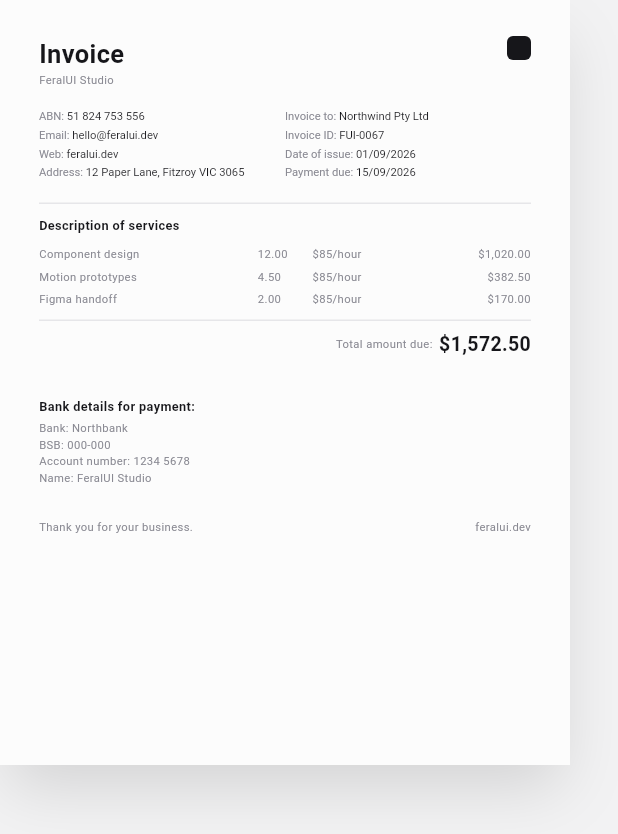
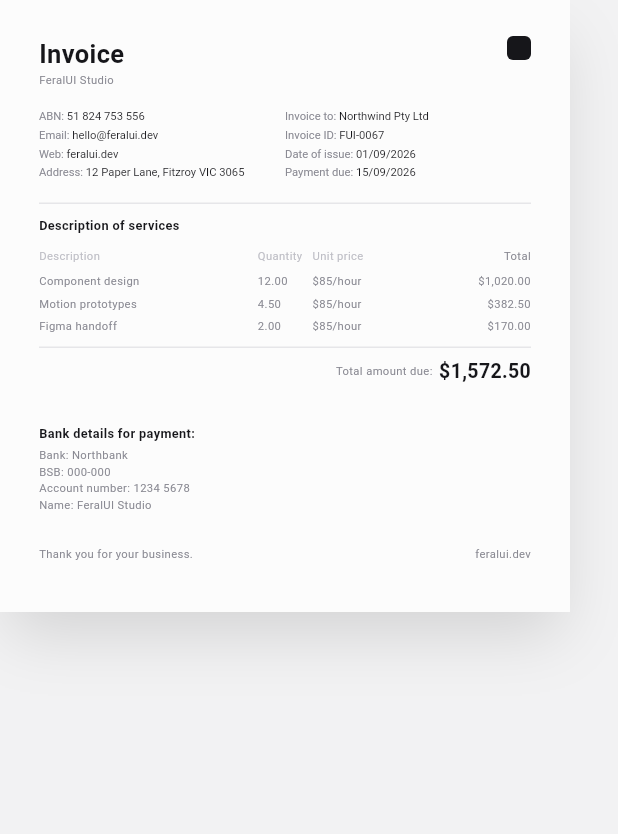
Before and after one commit to sixtusagbo/feral_stamp, a Flutter app: the InvoiceSheet widget shown alone on an empty page, opened directly with empty values, on a phone screen of 412 x 824 dp. Shown: the top 834 px of the screen. Run offline on Flutter 3.47's test engine with Material 3 defaults, Android fonts, the phone set to English and light mode, and no system bars; Roboto replaces fonts that are missing (Helvetica Neue).

Commit message:
Tighten the invoice page and add column headings

```diff
--- a/lib/src/widgets/invoice_sheet.dart
+++ b/lib/src/widgets/invoice_sheet.dart
@@ -24,7 +24,7 @@ class InvoiceSheet extends StatelessWidget {
 
   /// Nominal height. The paper grows if a larger text scale needs the room,
   /// so the layout never hard-fails on an unexpected font.
-  static const height = 510.0;
+  static const height = 408.0;
 
   @override
   Widget build(BuildContext context) {
@@ -93,7 +93,12 @@ class InvoiceSheet extends StatelessWidget {
           const _Rule(),
           const SizedBox(height: 8),
           const Text('Description of services', style: _heading),
-          const SizedBox(height: 6),
+          const SizedBox(height: 7),
+          const _Row(
+            LineItem('Description', 'Quantity', 'Unit price', 'Total'),
+            faint: true,
+          ),
+          const SizedBox(height: 2),
           for (final item in Invoice.items) _Row(item),
           const SizedBox(height: 6),
           const _Rule(),
@@ -223,12 +228,18 @@ class _Field extends StatelessWidget {
 }
 
 class _Row extends StatelessWidget {
-  const _Row(this.item);
+  const _Row(this.item, {this.faint = false});
 
   final LineItem item;
 
+  /// The column headings are set lighter than the rows beneath them.
+  final bool faint;
+
   @override
   Widget build(BuildContext context) {
+    final style = faint
+        ? _micro.copyWith(color: const Color(0xFFBFBFC6))
+        : _micro;
     return Padding(
       padding: const EdgeInsets.symmetric(vertical: 2),
       child: Row(
@@ -237,14 +248,14 @@ class _Row extends StatelessWidget {
             flex: 4,
             child: Text(
               item.description,
-              style: _micro,
+              style: style,
               overflow: TextOverflow.ellipsis,
             ),
           ),
           Expanded(
             child: Text(
               item.quantity,
-              style: _micro,
+              style: style,
               overflow: TextOverflow.ellipsis,
             ),
           ),
@@ -252,7 +263,7 @@ class _Row extends StatelessWidget {
             flex: 2,
             child: Text(
               item.unitPrice,
-              style: _micro,
+              style: style,
               overflow: TextOverflow.ellipsis,
             ),
           ),
```
